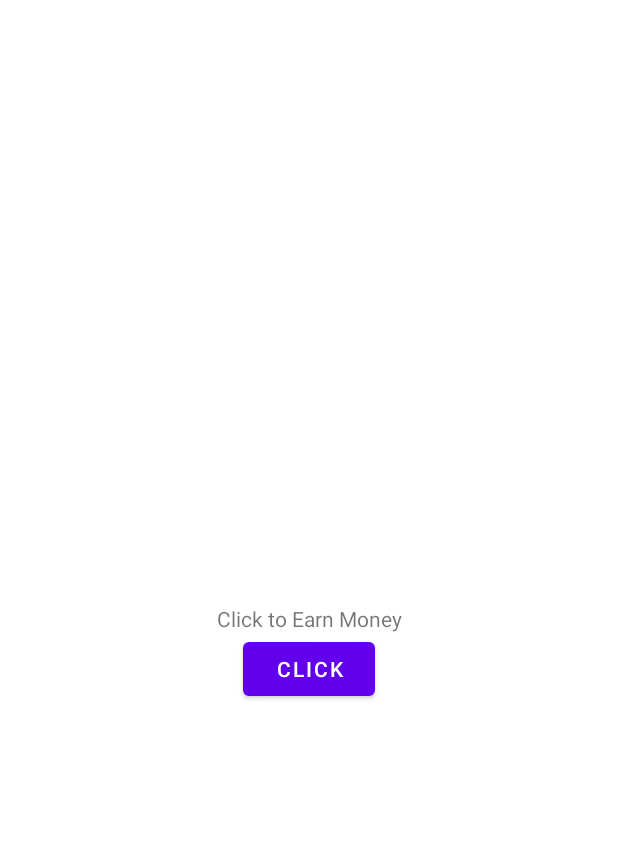
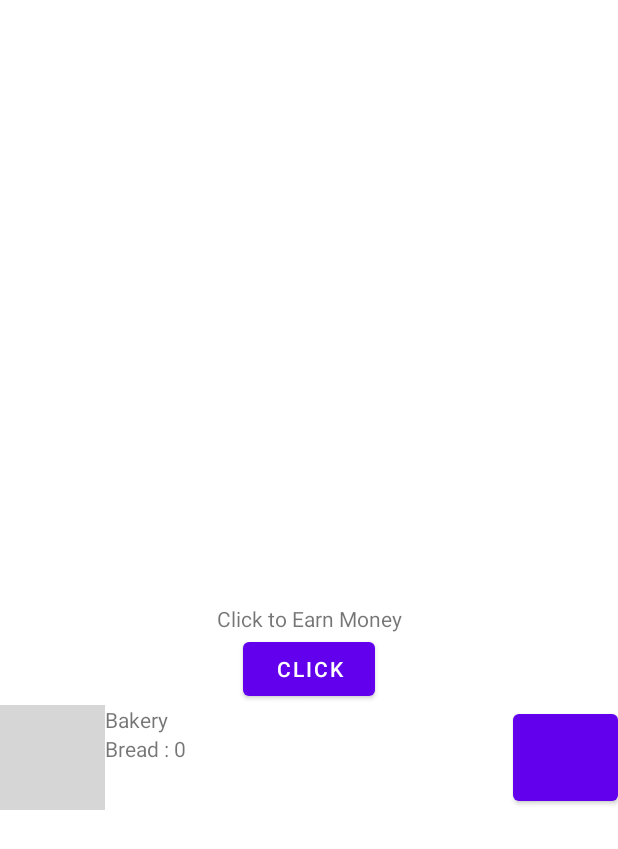
Before and after one commit to jiyoondev/FirstClickerApp, an Android app: the layout activity_main.xml on its own in the app's theme, with its tools: preview values and no code run, on a phone screen of 412 x 824 dp. Shown: the top 849 px of the screen. Run offline under Robolectric (Android 15) with nearby library versions, the light colour scheme and no system bars; grey boxes are pictures that could not be loaded.

Commit message:
Add source1 automation functionality

```diff
--- a/app/src/main/res/layout/activity_main.xml
+++ b/app/src/main/res/layout/activity_main.xml
@@ -7,7 +7,7 @@
     tools:context=".MainActivity">
 
     <TextView
-        android:id="@+id/tvMoney"
+        android:id="@+id/tvStartSource1"
         android:layout_width="wrap_content"
         android:layout_height="wrap_content"
         android:text="Click to Earn Money"
@@ -16,13 +16,58 @@
         app:layout_constraintRight_toRightOf="parent"
         app:layout_constraintTop_toTopOf="parent" />
 
-    <Button
+    <com.google.android.material.button.MaterialButton
         android:id="@+id/btnClick"
         android:layout_width="wrap_content"
         android:layout_height="wrap_content"
         android:text="click"
         app:layout_constraintLeft_toLeftOf="parent"
         app:layout_constraintRight_toRightOf="parent"
-        app:layout_constraintTop_toBottomOf="@id/tvMoney" />
+        app:layout_constraintTop_toBottomOf="@id/tvStartSource1" />
+
+    <androidx.constraintlayout.widget.ConstraintLayout
+        android:id="@+id/clSource1"
+        android:layout_width="match_parent"
+        android:layout_height="wrap_content"
+        android:orientation="horizontal"
+        app:layout_constraintLeft_toLeftOf="parent"
+        app:layout_constraintTop_toBottomOf="@id/btnClick">
+
+        <com.google.android.material.imageview.ShapeableImageView
+            android:id="@+id/ivShop1"
+            android:layout_width="70dp"
+            android:layout_height="70dp"
+            android:src="@drawable/shop_bakery"
+            app:layout_constraintStart_toStartOf="parent"
+            app:layout_constraintTop_toTopOf="parent" />
+
+        <TextView
+            android:id="@+id/tvShop1"
+            android:layout_width="100dp"
+            android:layout_height="wrap_content"
+            android:text="@string/shop1"
+            app:layout_constraintStart_toEndOf="@id/ivShop1"
+            app:layout_constraintTop_toTopOf="parent" />
+
+        <TextView
+            android:id="@+id/tvSource1"
+            android:layout_width="100dp"
+            android:layout_height="wrap_content"
+            android:layout_gravity="center_vertical"
+            android:text="Bread : 0"
+            app:layout_constraintStart_toEndOf="@id/ivShop1"
+            app:layout_constraintTop_toBottomOf="@id/tvShop1" />
+
+        <com.google.android.material.button.MaterialButton
+            android:id="@+id/btnSource1"
+            android:layout_width="70dp"
+            android:layout_height="70dp"
+            android:src="@drawable/resource_bread"
+            app:layout_constraintEnd_toEndOf="parent"
+            app:layout_constraintTop_toTopOf="parent" />
+
+
+    </androidx.constraintlayout.widget.ConstraintLayout>
+
 
 </androidx.constraintlayout.widget.ConstraintLayout>
--- a/app/src/main/res/values/strings.xml
+++ b/app/src/main/res/values/strings.xml
@@ -1,3 +1,4 @@
 <resources>
     <string name="app_name">FistClickerApp</string>
+    <string name="shop1">Bakery</string>
 </resources>
```
Also changed, not shown: app/src/main/java/com/jiyoon/fistclickerapp/MainActivity.kt (+40 -2 lines).
